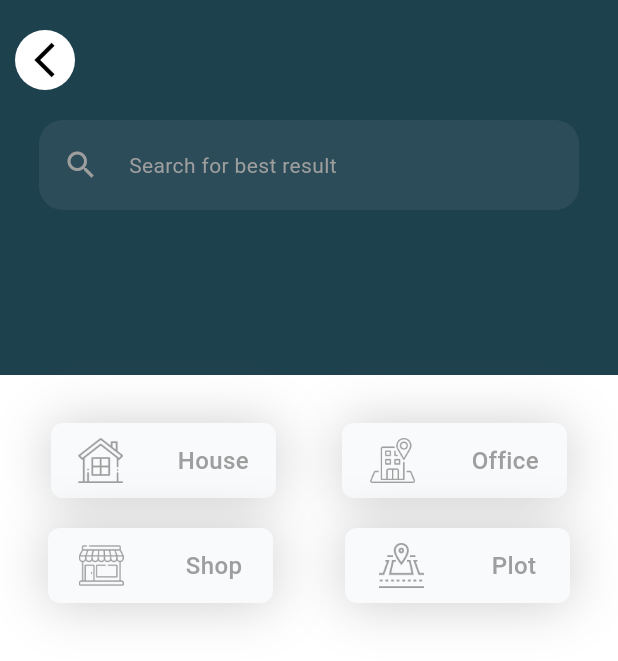
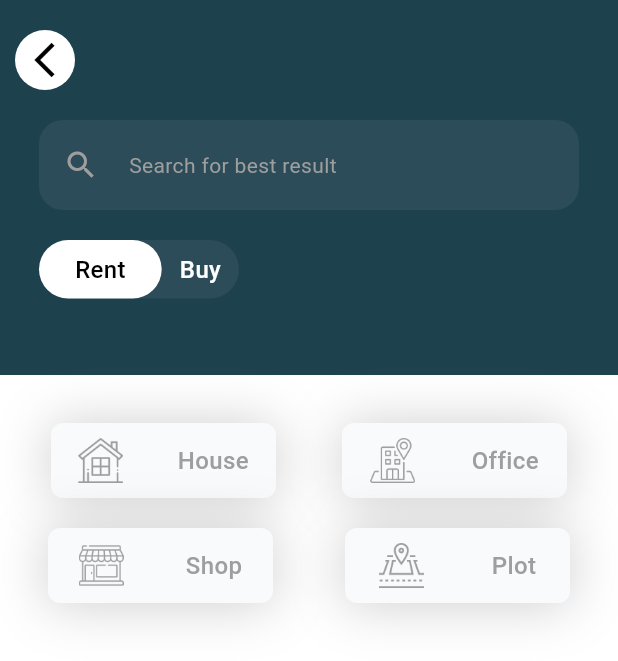
Before and after one commit to UsmanAfzal8/Real_Estate_Flutter, a Flutter app: the screen it shows after launch, on a phone screen of 412 x 824 dp. Shown: the top 661 px of the screen. Run offline on Flutter 3.47's test engine with Material 2 defaults, Android fonts, the phone set to English and light mode, and no system bars; Roboto replaces fonts that are missing (DMSans).

Commit message:
custom radio button done

```diff
--- a/lib/screen/main_screen.dart
+++ b/lib/screen/main_screen.dart
@@ -2,6 +2,7 @@ import 'package:flutter/material.dart';
 import 'package:real_estate/utilities/app_images.dart';
 
 import '../widgets/custom/custom_icon_button.dart';
+import '../widgets/custom/custom_radio_button.dart';
 
 class MainScreen extends StatelessWidget {
   const MainScreen({super.key});
@@ -62,6 +63,12 @@ class MainScreen extends StatelessWidget {
                         ),
                       ),
                     ),
+                    Row(
+                      mainAxisAlignment: MainAxisAlignment.start,
+                      children: const <Widget>[
+                        CustomRadioButton(),
+                      ],
+                    ),
                   ],
                 ),
               ),
--- /dev/null
+++ b/lib/widgets/custom/custom_radio_button.dart
@@ -0,0 +1,70 @@
+import 'package:flutter/material.dart';
+import 'package:real_estate/widgets/custom/for_text_custom_widget.dart';
+
+class CustomRadioButton extends StatefulWidget {
+  const CustomRadioButton({
+    Key? key,
+  }) : super(key: key);
+
+  @override
+  State<CustomRadioButton> createState() => _CustomRadioButtonState();
+}
+
+class _CustomRadioButtonState extends State<CustomRadioButton> {
+  bool rent = true;
+  @override
+  Widget build(BuildContext context) {
+    return GestureDetector(
+      onTap: () {
+        setState(() {
+          rent = !rent;
+          print(rent);
+        });
+      },
+      child: Container(
+          margin: const EdgeInsets.symmetric(horizontal: 26),
+          decoration: BoxDecoration(
+            borderRadius: BorderRadius.circular(32),
+            color: const Color.fromARGB(255, 44, 76, 89),
+          ),
+          child: rent
+              ? Row(
+                  children: [selectedText('Rent'), unSelectedText('Buy')],
+                )
+              : Row(
+                  children: [unSelectedText('Rent'), selectedText('Buy')],
+                )),
+    );
+  }
+
+  Padding unSelectedText(String text) {
+    return Padding(
+      padding: const EdgeInsets.symmetric(horizontal: 12, vertical: 8),
+      child: ForText(
+        name: text,
+        color: Colors.white,
+        size: 16,
+        bold: true,
+      ),
+    );
+  }
+
+  Widget selectedText(String text) {
+    return Container(
+      padding: const EdgeInsets.all(8.0),
+      decoration: BoxDecoration(
+        borderRadius: BorderRadius.circular(32),
+        color: Colors.white,
+      ),
+      child: Padding(
+        padding: const EdgeInsets.symmetric(horizontal: 16),
+        child: ForText(
+          name: text,
+          color: Colors.black,
+          size: 16,
+          bold: true,
+        ),
+      ),
+    );
+  }
+}
```
